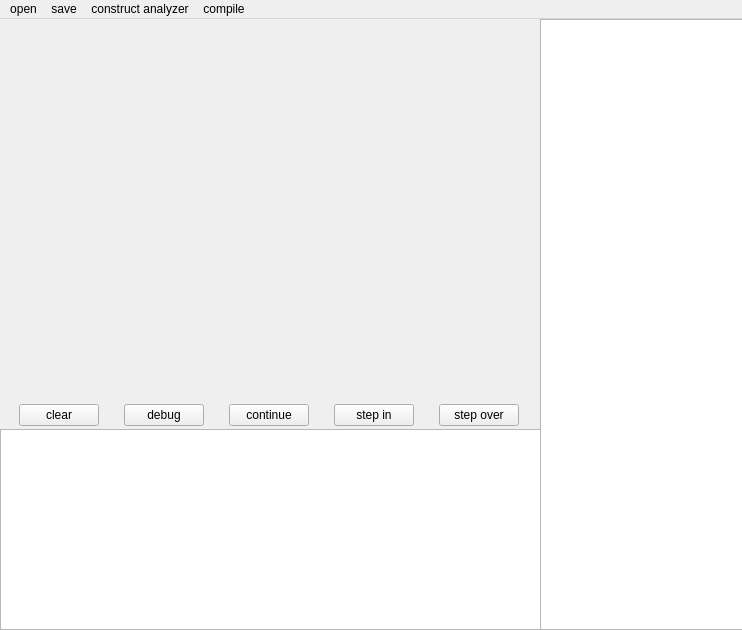
Old version of the form SyntaxDirected_Qt/mainwindow.ui in the repository treepobear/LL1_Compiler.
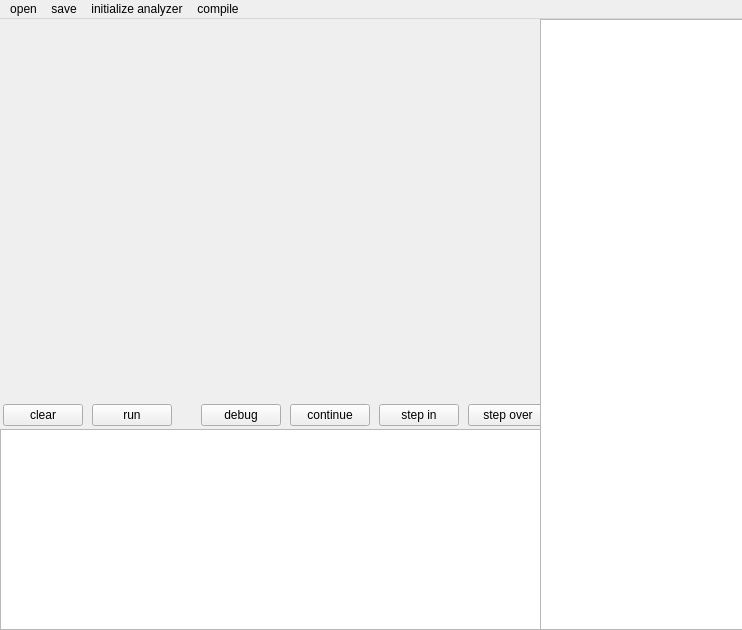
New version of the form.

The edit to the form file:
```diff
--- a/SyntaxDirected_Qt/mainwindow.ui
+++ b/SyntaxDirected_Qt/mainwindow.ui
@@ -50,7 +50,7 @@
      <rect>
       <x>0</x>
       <y>380</y>
-      <width>541</width>
+      <width>554</width>
       <height>32</height>
      </rect>
     </property>
@@ -68,6 +68,32 @@
        </property>
       </widget>
      </item>
+     <item>
+      <widget class="QPushButton" name="pushButton_5">
+       <property name="sizePolicy">
+        <sizepolicy hsizetype="Fixed" vsizetype="Fixed">
+         <horstretch>0</horstretch>
+         <verstretch>0</verstretch>
+        </sizepolicy>
+       </property>
+       <property name="text">
+        <string>run</string>
+       </property>
+      </widget>
+     </item>
+     <item>
+      <spacer name="verticalSpacer">
+       <property name="orientation">
+        <enum>Qt::Vertical</enum>
+       </property>
+       <property name="sizeHint" stdset="0">
+        <size>
+         <width>20</width>
+         <height>40</height>
+        </size>
+       </property>
+      </spacer>
+     </item>
      <item>
       <widget class="QPushButton" name="pushButton">
        <property name="sizePolicy">
@@ -151,7 +177,7 @@
    </widget>
    <widget class="QMenu" name="construct">
     <property name="title">
-     <string>construct analyzer</string>
+     <string>initialize analyzer</string>
     </property>
     <addaction name="actionshow_grammar"/>
     <addaction name="actioncomputing_first_set"/>
```
Left out of the diff: 11 changed lines with no effect on the pictures.
